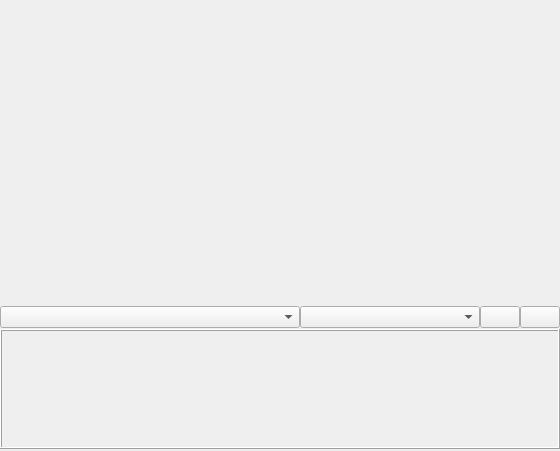
Old version of the form WindowsClient/shh_UI/tabpage.ui in the repository H-tao/Penguin.
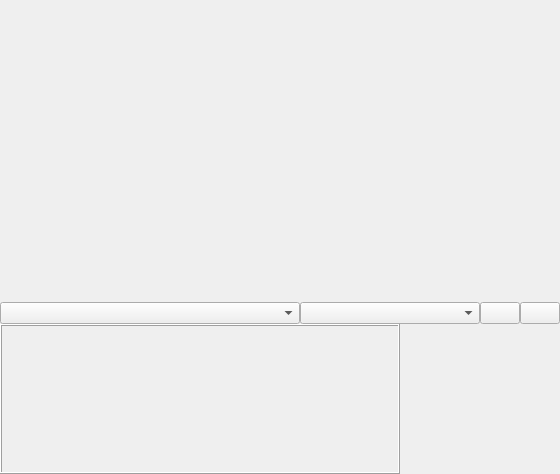
New version of the form. Icons and pictures are not drawn.

```diff
--- a/WindowsClient/shh_UI/tabpage.ui
+++ b/WindowsClient/shh_UI/tabpage.ui
@@ -6,8 +6,8 @@
    <rect>
     <x>0</x>
     <y>0</y>
-    <width>538</width>
-    <height>451</height>
+    <width>550</width>
+    <height>473</height>
    </rect>
   </property>
   <property name="sizePolicy">
@@ -19,9 +19,9 @@
   <property name="windowTitle">
    <string>Form</string>
   </property>
-  <layout class="QVBoxLayout" name="verticalLayout" stretch="1,0,0">
+  <layout class="QVBoxLayout" name="verticalLayout">
    <property name="spacing">
-    <number>1</number>
+    <number>0</number>
    </property>
    <property name="leftMargin">
     <number>0</number>
@@ -33,7 +33,7 @@
     <number>0</number>
    </property>
    <property name="bottomMargin">
-    <number>2</number>
+    <number>0</number>
    </property>
    <item>
     <widget class="QFrame" name="textWidget">
@@ -78,7 +78,7 @@
     </widget>
    </item>
    <item>
-    <layout class="QHBoxLayout" name="horizontalLayout" stretch="1,0,0,0">
+    <layout class="QHBoxLayout" name="statusLayout" stretch="1,0,0,0">
      <property name="spacing">
       <number>0</number>
      </property>
@@ -154,6 +154,36 @@
     </layout>
    </item>
    <item>
+    <widget class="QWidget" name="fileSystemAndMultiDownload" native="true">
+     <property name="sizePolicy">
+      <sizepolicy hsizetype="Preferred" vsizetype="MinimumExpanding">
+       <horstretch>0</horstretch>
+       <verstretch>0</verstretch>
+      </sizepolicy>
+     </property>
+     <property name="minimumSize">
+      <size>
+       <width>0</width>
+       <height>150</height>
+      </size>
+     </property>
+     <layout class="QHBoxLayout" name="horizontalLayout" stretch="2,1">
+      <property name="spacing">
+       <number>0</number>
+      </property>
+      <property name="leftMargin">
+       <number>0</number>
+      </property>
+      <property name="topMargin">
+       <number>0</number>
+      </property>
+      <property name="rightMargin">
+       <number>0</number>
+      </property>
+      <property name="bottomMargin">
+       <number>0</number>
+      </property>
+      <item>
     <widget class="QFrame" name="fileSystemWidget">
      <property name="sizePolicy">
       <sizepolicy hsizetype="Expanding" vsizetype="MinimumExpanding">
@@ -163,7 +193,7 @@
      </property>
      <property name="minimumSize">
       <size>
-       <width>250</width>
+          <width>400</width>
        <height>120</height>
       </size>
      </property>
@@ -192,6 +222,34 @@
       <property name="spacing">
        <number>0</number>
       </property>
+        </layout>
+       </widget>
+      </item>
+      <item>
+       <widget class="QFrame" name="multiDownloadFrame">
+        <property name="sizePolicy">
+         <sizepolicy hsizetype="MinimumExpanding" vsizetype="Preferred">
+          <horstretch>0</horstretch>
+          <verstretch>0</verstretch>
+         </sizepolicy>
+        </property>
+        <property name="minimumSize">
+         <size>
+          <width>120</width>
+          <height>0</height>
+         </size>
+        </property>
+        <property name="frameShape">
+         <enum>QFrame::Box</enum>
+        </property>
+        <property name="frameShadow">
+         <enum>QFrame::Raised</enum>
+        </property>
+        <property name="lineWidth">
+         <number>0</number>
+        </property>
+       </widget>
+      </item>
      </layout>
     </widget>
    </item>
```
Lines whose indentation alone changed are shown as unchanged.
